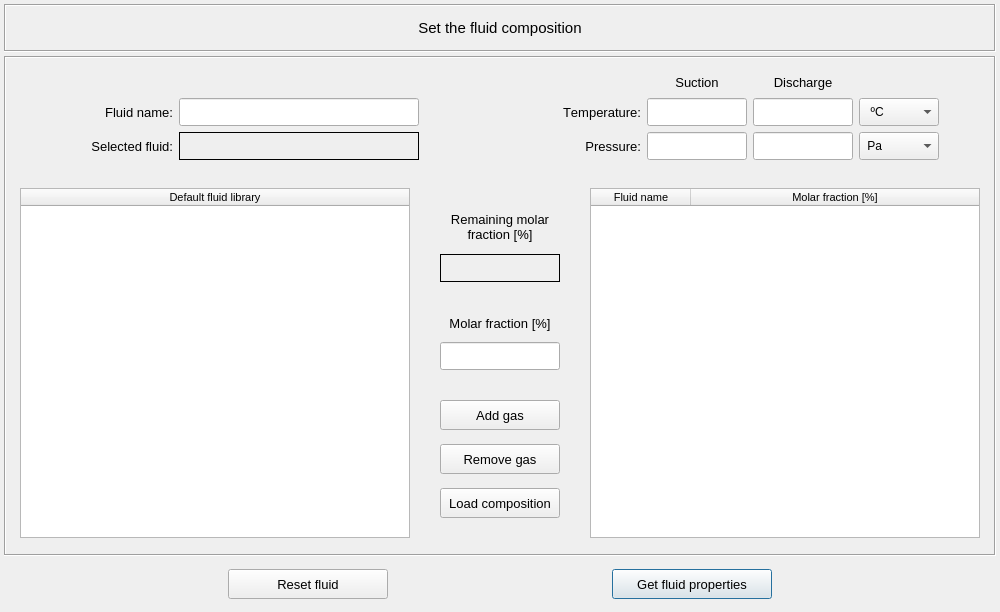
First picture: the form in pulse/interface/data/ui_files/model/setup/fluid/set_fluid_composition_input.ui, repository open-pulse/OpenPulse, before the edit.
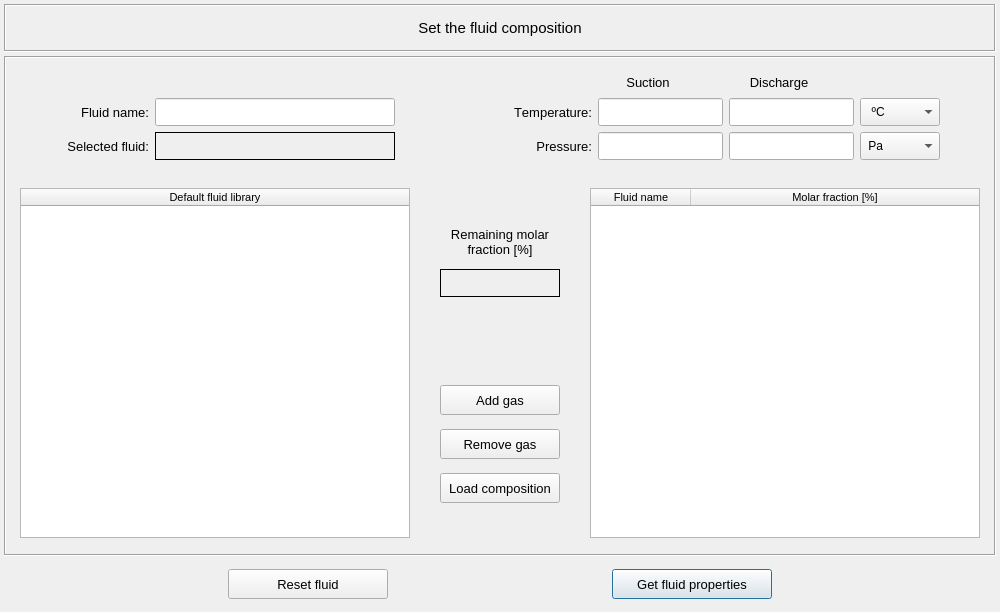
Second picture: the form after the edit.

Diff of the .ui file:
```diff
--- a/pulse/interface/data/ui_files/model/setup/fluid/set_fluid_composition_input.ui
+++ b/pulse/interface/data/ui_files/model/setup/fluid/set_fluid_composition_input.ui
@@ -448,7 +448,7 @@
               </property>
               <property name="maximumSize">
                <size>
-                <width>100</width>
+                <width>180</width>
                 <height>28</height>
                </size>
               </property>
@@ -538,7 +538,7 @@
               </property>
               <property name="maximumSize">
                <size>
-                <width>100</width>
+                <width>180</width>
                 <height>28</height>
                </size>
               </property>
@@ -708,7 +708,7 @@
               </property>
               <property name="maximumSize">
                <size>
-                <width>100</width>
+                <width>180</width>
                 <height>28</height>
                </size>
               </property>
@@ -744,7 +744,7 @@
               </property>
               <property name="maximumSize">
                <size>
-                <width>100</width>
+                <width>180</width>
                 <height>28</height>
                </size>
               </property>
@@ -1208,63 +1208,7 @@
                <property name="frameShadow">
                 <enum>QFrame::Raised</enum>
                </property>
-               <layout class="QGridLayout" name="gridLayout_19">
-                <item row="0" column="0">
-                 <widget class="QLabel" name="label_6">
-                  <property name="minimumSize">
-                   <size>
-                    <width>120</width>
-                    <height>26</height>
-                   </size>
-                  </property>
-                  <property name="maximumSize">
-                   <size>
-                    <width>120</width>
-                    <height>26</height>
-                   </size>
-                  </property>
-                  <property name="font">
-                   <font>
-                    <pointsize>10</pointsize>
-                   </font>
-                  </property>
-                  <property name="text">
-                   <string>Molar fraction [%]</string>
-                  </property>
-                  <property name="alignment">
-                   <set>Qt::AlignCenter</set>
-                  </property>
-                 </widget>
-                </item>
-                <item row="1" column="0">
-                 <widget class="QLineEdit" name="lineEdit_composition">
-                  <property name="sizePolicy">
-                   <sizepolicy hsizetype="Preferred" vsizetype="Preferred">
-                    <horstretch>0</horstretch>
-                    <verstretch>0</verstretch>
-                   </sizepolicy>
-                  </property>
-                  <property name="minimumSize">
-                   <size>
-                    <width>120</width>
-                    <height>28</height>
-                   </size>
-                  </property>
-                  <property name="maximumSize">
-                   <size>
-                    <width>120</width>
-                    <height>28</height>
-                   </size>
-                  </property>
-                  <property name="styleSheet">
-                   <string notr="true"/>
-                  </property>
-                  <property name="alignment">
-                   <set>Qt::AlignCenter</set>
-                  </property>
-                 </widget>
-                </item>
-               </layout>
+               <layout class="QGridLayout" name="gridLayout_19"/>
               </widget>
              </item>
              <item row="0" column="0">
```
Left out of the diff: 1 changed line with no effect on the pictures.
